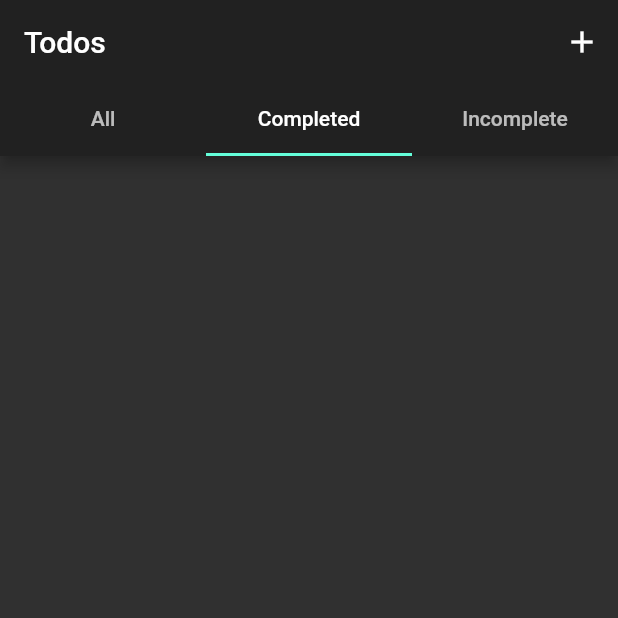
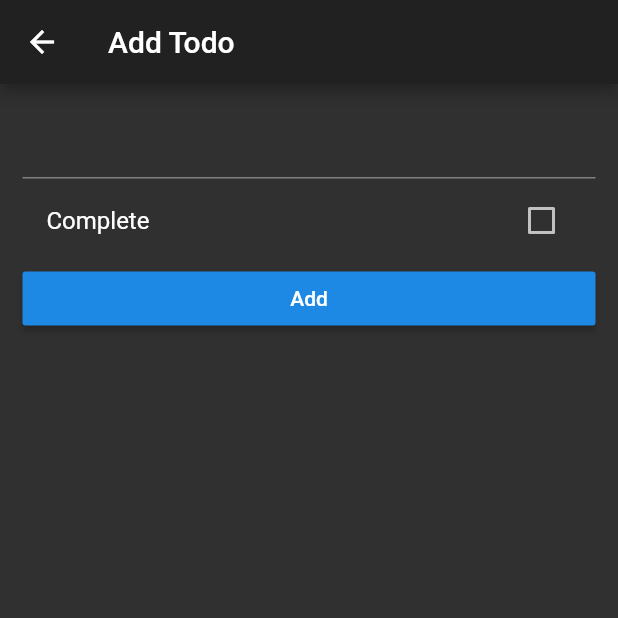
Before and after one commit to pratamawijaya/flutter-todos-provider, a Flutter app: the screen it shows after launch, tab 2 chosen, after a tap on the "add" icon, on a phone screen of 412 x 824 dp, the top half of it. Run offline on Flutter 3.47's test engine with Material 2 defaults, Android fonts, the phone set to English and light mode, and no system bars.

Commit message:
8 - create add task screen

```diff
--- /dev/null
+++ b/lib/screens/add_task_screen.dart
@@ -0,0 +1,67 @@
+import 'package:flutter/material.dart';
+import 'package:flutter/painting.dart';
+import 'package:provider/provider.dart';
+import 'package:todos_provider/models/Task.dart';
+import 'package:todos_provider/providers/todos_model.dart';
+
+class AddTaskScreen extends StatefulWidget {
+  @override
+  _AddTaskScreenState createState() => _AddTaskScreenState();
+}
+
+class _AddTaskScreenState extends State<AddTaskScreen> {
+  final taskTitleController = TextEditingController();
+  bool completedStatus = false;
+
+  @override
+  void dispose() {
+    taskTitleController.dispose();
+    super.dispose();
+  }
+
+  void onAdd() {
+    final String title = taskTitleController.text;
+    final bool completed = completedStatus;
+
+    if (title.isNotEmpty) {
+      final Task todo = Task(title: title, completed: completed);
+      Provider.of<TodoModel>(context, listen: false).addTodo(todo);
+      Navigator.pop(context);
+    }
+  }
+
+  @override
+  Widget build(BuildContext context) {
+    return Scaffold(
+      appBar: AppBar(
+        title: Text("Add Todo"),
+      ),
+      body: ListView(
+        children: <Widget>[
+          Padding(
+            padding: EdgeInsets.all(15.0),
+            child: Container(
+              child: Column(
+                crossAxisAlignment: CrossAxisAlignment.stretch,
+                children: <Widget>[
+                  TextField(controller: taskTitleController),
+                  CheckboxListTile(
+                    value: completedStatus,
+                    onChanged: (checked) => setState(() {
+                      completedStatus = checked;
+                    }),
+                    title: Text('Complete'),
+                  ),
+                  RaisedButton(
+                    child: Text('Add'),
+                    onPressed: onAdd,
+                  )
+                ],
+              ),
+            ),
+          )
+        ],
+      ),
+    );
+  }
+}
--- a/lib/screens/home_screen.dart
+++ b/lib/screens/home_screen.dart
@@ -1,4 +1,5 @@
 import 'package:flutter/material.dart';
+import 'package:todos_provider/screens/add_task_screen.dart';
 import 'package:todos_provider/widgets/all_task_tab.dart';
 import 'package:todos_provider/widgets/completed_task_tab.dart';
 import 'package:todos_provider/widgets/incomplete_task_tab.dart';
@@ -26,7 +27,10 @@ class _HomeScreenState extends State<HomeScreen>
         actions: <Widget>[
           IconButton(
             icon: Icon(Icons.add),
-            onPressed: () {},
+            onPressed: () {
+              Navigator.push(context,
+                  MaterialPageRoute(builder: (context) => AddTaskScreen()));
+            },
           )
         ],
         bottom: TabBar(
```
